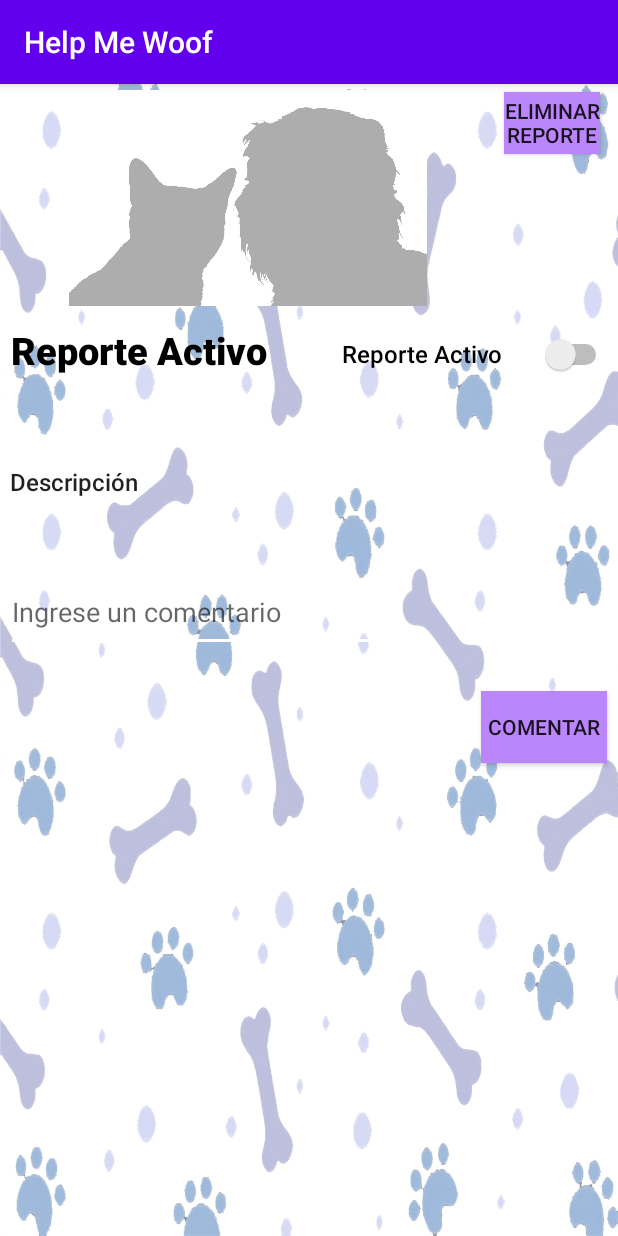
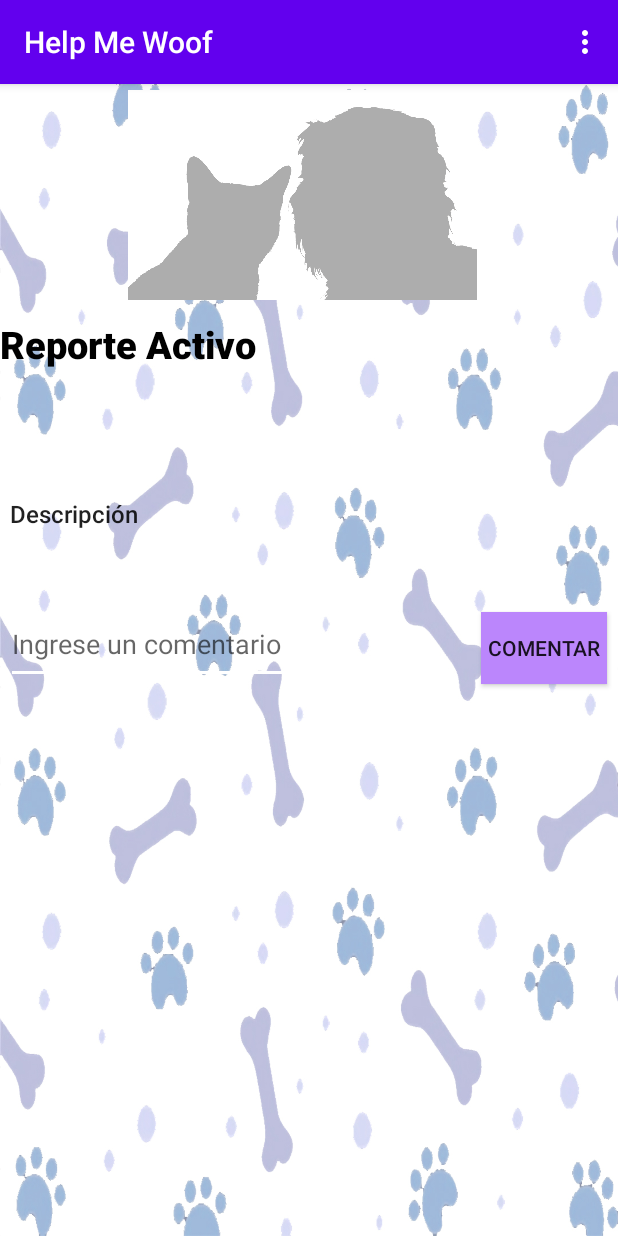
Before and after one commit to aleckx0/HelpMeWoof, an Android app: the Reportes screen opened directly, with no data from a screen before it, on a phone screen of 412 x 824 dp. Run offline under Robolectric (Android 15) with nearby library versions, the phone set to English and light mode, and no system bars; our stand-ins replace Firebase (no records; nobody signed in at launch, a user with empty details on screens opened directly), Picasso.

Commit message:
Menú en actionbar y requerimiento Ruddy y Alejandro listos

```diff
--- a/app/src/main/java/net/alecks/helpmewoof/Activities/Reportes.java
+++ b/app/src/main/java/net/alecks/helpmewoof/Activities/Reportes.java
@@ -1,6 +1,8 @@
 package net.alecks.helpmewoof.Activities;
 
 import android.os.Bundle;
+import android.view.Menu;
+import android.view.MenuItem;
 import android.view.View;
 import android.widget.Button;
 import android.widget.EditText;
@@ -91,13 +93,13 @@ public class  Reportes extends AppCompatActivity {
                     for (int i = 0; i < clasificación.size(); i++){
                         switch  (i){
                             case 0:
-                                textViewClasificacion1.setText(clasificación.get(i).toString());
+                                textViewClasificacion1.setText("#"+clasificación.get(i).toString());
                             break;
                             case 1:
-                                textViewClasificacion2.setText(clasificación.get(i).toString());
+                                textViewClasificacion2.setText("#"+clasificación.get(i).toString());
                             break;
                             case 2:
-                                textViewClasificacion3.setText(clasificación.get(i).toString());
+                                textViewClasificacion3.setText("#"+clasificación.get(i).toString());
                             break;
                         }
                     }
@@ -120,7 +122,6 @@ public class  Reportes extends AppCompatActivity {
         iniciarRecyclerViewComentario();
 
 
-
         //Menotodos click lisener
         publicarComentario.setOnClickListener(new View.OnClickListener() {
             @Override
@@ -134,7 +135,9 @@ public class  Reportes extends AppCompatActivity {
                     //databaseReference.child("comentarios").push().setValue(datosComentarios);
                     databaseReference.child("Reportes").child(idReporte).child("comentarios").push().setValue(datosComentarios);
                     Toast.makeText(Reportes.this, "Comentario creado correctamente", Toast.LENGTH_SHORT).show();
+                    editTextComentario.setText("");
                     datosComentarios.clear();
+
                 }else{
                     Toast.makeText(Reportes.this, "Es necesario escribir un comentario", Toast.LENGTH_SHORT).show();
                 }
@@ -166,4 +169,25 @@ public class  Reportes extends AppCompatActivity {
         });
 
     }
+    //Método para mostrar y ocultar el menú
+    public boolean onCreateOptionsMenu (Menu menu){
+        getMenuInflater().inflate(R.menu.overflow, menu);
+        return true;
+    }
+    //Método para asignar las funciones correspondientes a las opciones
+    public boolean onOptionsItemSelected(MenuItem item){
+        int id = item.getItemId();
+        if (id == R.id.item1){
+            Toast.makeText(this, "Reporte marcado como resuelto correctamente!", Toast.LENGTH_SHORT).show();
+            //Desactivar creación de comentarios
+            editTextComentario.setEnabled(false);
+            editTextComentario.setHint("Discusión terminada");
+            //editTextComentario.setVisibility();
+            publicarComentario.setEnabled(false);
+
+        }else if (id == R.id.item2){
+            Toast.makeText(this, "Reporte eliminado", Toast.LENGTH_SHORT).show();
+        }
+        return super.onOptionsItemSelected(item);
+    }
 }
--- a/app/src/main/res/layout/activity_reportes.xml
+++ b/app/src/main/res/layout/activity_reportes.xml
@@ -23,8 +23,8 @@
 
     <ImageView
         android:id="@+id/imageView"
-        android:layout_width="316dp"
-        android:layout_height="144dp"
+        android:layout_width="402dp"
+        android:layout_height="140dp"
         android:layout_marginTop="4dp"
         app:layout_constraintEnd_toEndOf="parent"
         app:layout_constraintHorizontal_bias="0.073"
@@ -62,23 +62,27 @@
         android:id="@+id/textView3"
         android:layout_width="121dp"
         android:layout_height="38dp"
-        android:layout_marginTop="12dp"
         android:fontFamily="sans-serif-medium"
         android:textSize="14sp"
+        app:layout_constraintBottom_toBottomOf="parent"
         app:layout_constraintEnd_toEndOf="parent"
         app:layout_constraintStart_toStartOf="parent"
-        app:layout_constraintTop_toBottomOf="@+id/switch1" />
+        app:layout_constraintTop_toBottomOf="@+id/imageView"
+        app:layout_constraintVertical_bias="0.153" />
 
     <TextView
         android:id="@+id/textView4"
         android:layout_width="114dp"
         android:layout_height="36dp"
         android:layout_marginStart="24dp"
-        android:layout_marginTop="12dp"
         android:fontFamily="sans-serif-medium"
         android:textSize="14sp"
+        app:layout_constraintBottom_toBottomOf="@+id/rv_comment"
+        app:layout_constraintEnd_toEndOf="parent"
+        app:layout_constraintHorizontal_bias="0.0"
         app:layout_constraintStart_toEndOf="@+id/textView3"
-        app:layout_constraintTop_toBottomOf="@+id/switch1" />
+        app:layout_constraintTop_toBottomOf="@+id/imageView"
+        app:layout_constraintVertical_bias="0.152" />
 
     <TextView
         android:id="@+id/textView1"
@@ -89,8 +93,6 @@
         android:text="Reporte Activo"
         android:textColor="@color/black"
         android:textSize="25sp"
-        app:layout_constraintEnd_toStartOf="@+id/switch1"
-        app:layout_constraintHorizontal_bias="0.155"
         app:layout_constraintStart_toStartOf="parent"
         app:layout_constraintTop_toBottomOf="@+id/imageView" />
 
@@ -101,37 +103,12 @@
         android:layout_marginEnd="4dp"
         android:background="@color/purple_200"
         android:text="Comentar"
-        app:layout_constraintBottom_toBottomOf="parent"
+        app:layout_constraintBottom_toTopOf="@+id/rv_comment"
         app:layout_constraintEnd_toEndOf="parent"
         app:layout_constraintHorizontal_bias="0.903"
         app:layout_constraintStart_toEndOf="@+id/editTexComentario"
         app:layout_constraintTop_toBottomOf="@+id/imageView"
-        app:layout_constraintVertical_bias="0.449" />
-
-    <Button
-        android:id="@+id/button1"
-        android:layout_width="64dp"
-        android:layout_height="41dp"
-        android:background="@color/purple_200"
-        android:text="Eliminar Reporte"
-        app:layout_constraintBottom_toBottomOf="parent"
-        app:layout_constraintEnd_toEndOf="parent"
-        app:layout_constraintStart_toEndOf="@+id/imageView"
-        app:layout_constraintTop_toTopOf="parent"
-        app:layout_constraintVertical_bias="0.007" />
-
-    <Switch
-        android:id="@+id/switch1"
-        android:layout_width="180dp"
-        android:layout_height="40dp"
-        android:layout_marginTop="12dp"
-        android:layout_marginEnd="4dp"
-        android:fontFamily="sans-serif-medium"
-        android:text="Reporte Activo"
-        android:textAppearance="@style/TextAppearance.AppCompat.Body1"
-        android:textSize="16sp"
-        app:layout_constraintEnd_toEndOf="parent"
-        app:layout_constraintTop_toBottomOf="@+id/imageView" />
+        app:layout_constraintVertical_bias="1.0" />
 
     <androidx.recyclerview.widget.RecyclerView
         android:id="@+id/rv_comment"
--- /dev/null
+++ b/app/src/main/res/menu/overflow.xml
@@ -0,0 +1,11 @@
+<?xml version="1.0" encoding="utf-8"?>
+<menu xmlns:app="http://schemas.android.com/apk/res-auto"
+    xmlns:android="http://schemas.android.com/apk/res/android">
+
+    <item
+        android:id="@+id/item1"
+        android:title="@string/item1" />
+    <item
+        android:id="@+id/item2"
+        android:title="@string/item2" />
+</menu>
--- a/app/src/main/res/values/strings.xml
+++ b/app/src/main/res/values/strings.xml
@@ -1,6 +1,8 @@
 <resources>
     <!--<string name=""></string>-->
     <string name="app_name">Help Me Woof</string>
+    <string name="item1">Marcar Resuelto</string>
+    <string name="item2">Eliminar Reporte</string>
     <string name="txt_titulo1">Clasificacion y Descripcion</string>
     <string name="rbtn1">Perdido</string>
     <string name="rbtn2">Callejero</string>
```
